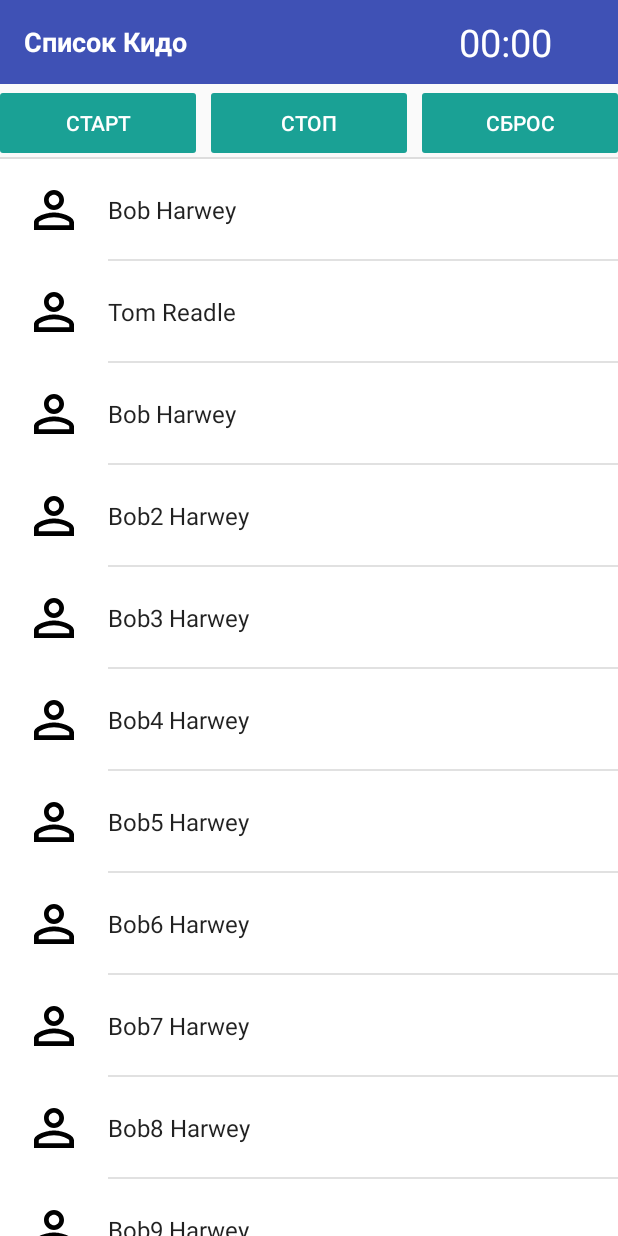
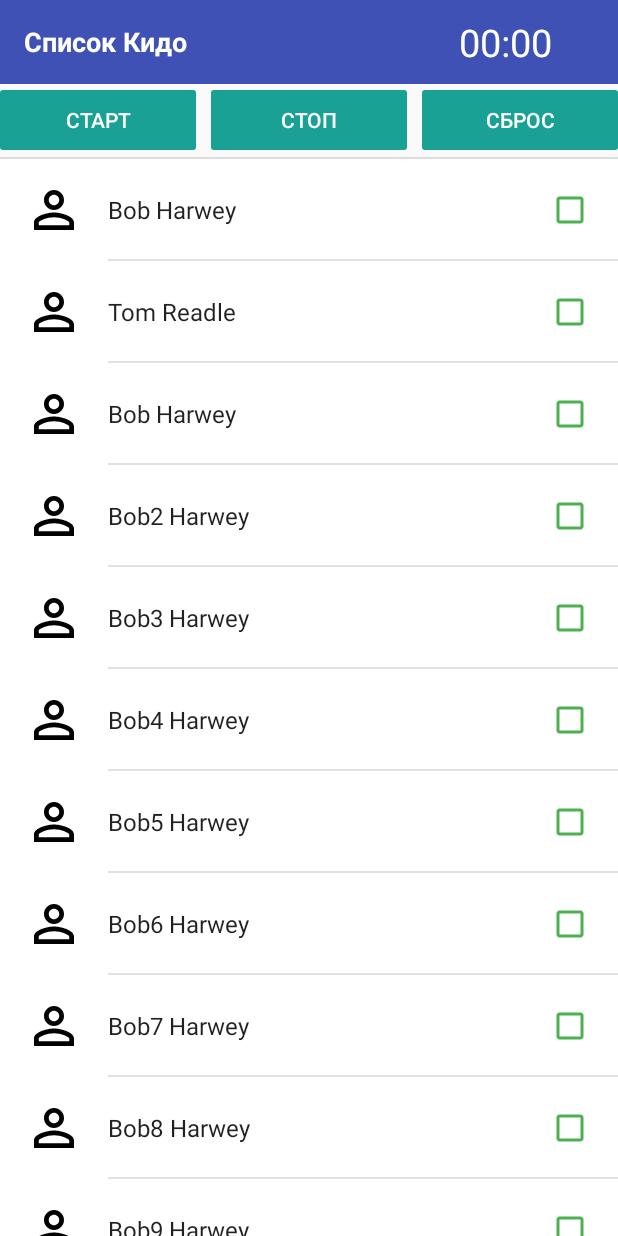
Before and after one commit to akademiya/BestFriend, an Android app: the ListKidoView screen opened directly, with no data from a screen before it, on a phone screen of 412 x 824 dp. Run offline under Robolectric (Android 15) with nearby library versions, the phone set to English and light mode, and no system bars.

Commit message:
fix checkbox list kido

```diff
--- a/app/src/main/res/layout/item_list_kido.xml
+++ b/app/src/main/res/layout/item_list_kido.xml
@@ -34,6 +34,7 @@
         android:id="@+id/check_people"
         android:layout_width="wrap_content"
         android:layout_height="match_parent"
+        android:buttonTint="@color/primary"
         android:layout_alignParentEnd="true"
         android:layout_marginEnd="@dimen/edge_margins" />
 
--- a/app/src/main/res/layout/view_list_kido.xml
+++ b/app/src/main/res/layout/view_list_kido.xml
@@ -51,7 +51,7 @@
         <LinearLayout
             android:layout_width="match_parent"
             android:layout_height="wrap_content"
-            android:layout_centerVertical="true">
+            android:layout_marginTop="2dp">
 
             <Button
                 android:id="@+id/start"
--- a/app/src/main/res/values/colors.xml
+++ b/app/src/main/res/values/colors.xml
@@ -13,4 +13,5 @@
     <color name="button_chronometer_pressed">#008678</color>
 
     <color name="icon_pressed">#E0E0E0</color> <!--Gray 300-->
+    <color name="primary">#4CAF50</color> <!--Green 500-->
 </resources>
```
